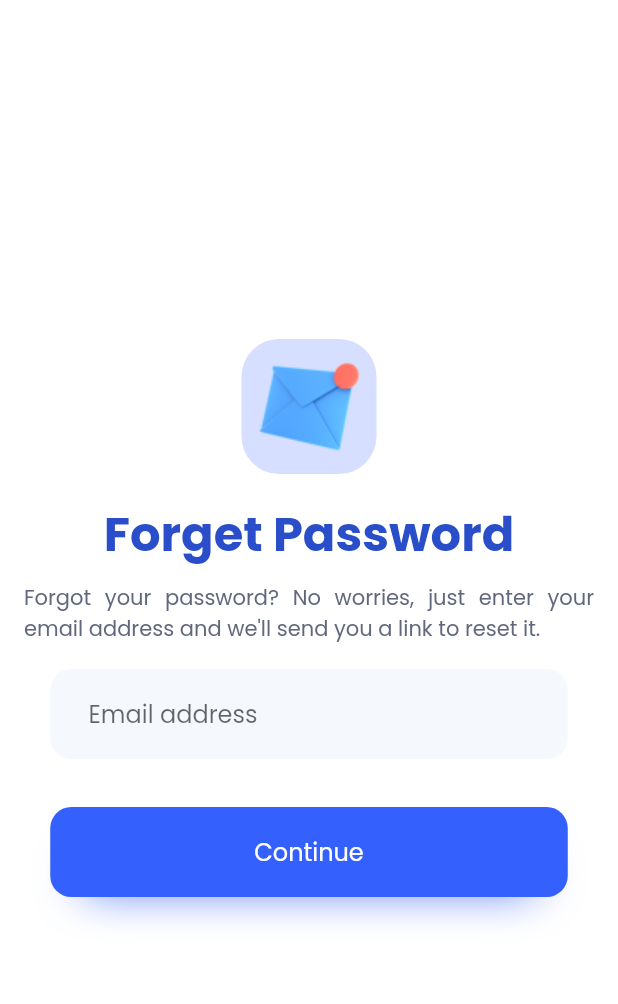
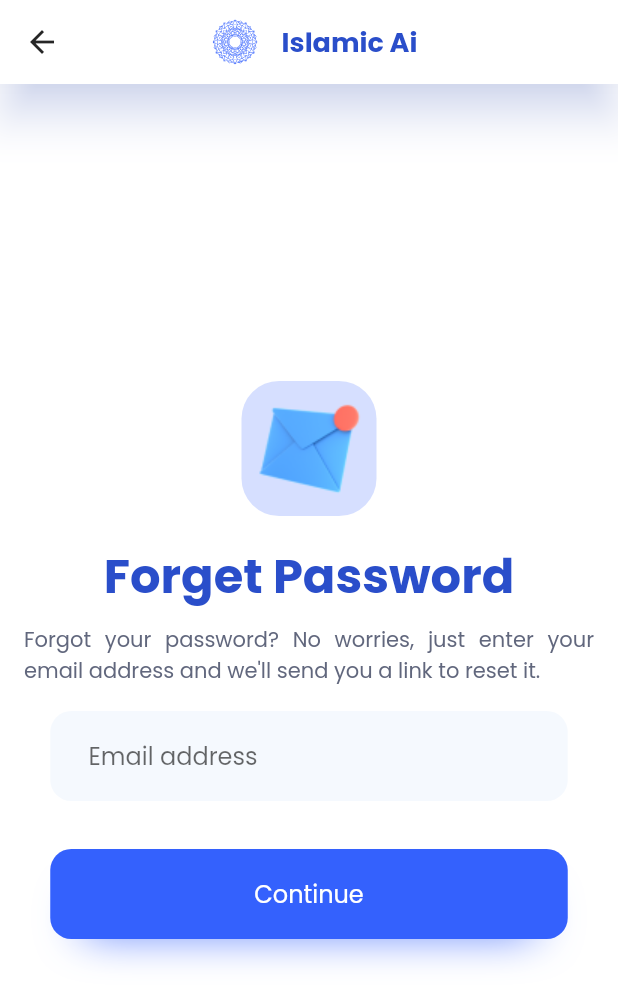
Before and after one commit to 4xMafole/islamic_ai, a Flutter app: the ForgetPasswordView screen opened by its route, on a phone screen of 412 x 824 dp. Shown: the top 1004 px of the screen. Run offline on Flutter 3.47's test engine with Material 2 defaults, Android fonts, the light colour scheme and no system bars; our stand-ins replace bloc, cloud_firestore, equatable, faker, firebase_auth, flutter_advanced_drawer and 4 more; missing offline and left inert: chat_gpt_sdk; accounts and stored records are empty; generated files the repository leaves out were written again.

Commit message:
feat: added routing

```diff
--- a/lib/app/routes.dart
+++ b/lib/app/routes.dart
@@ -47,7 +47,8 @@ class Routes {
         return MaterialPageRoute(builder: (context) => const AnswerView());
       case forgotPassword:
         return MaterialPageRoute(
-            builder: (context) => const ForgetPasswordView());
+          builder: (context) => const ForgetPasswordView(),
+        );
       case editProfile:
         return MaterialPageRoute(builder: (context) => const EditProfileView());
       case termsCondition:
--- a/lib/common/widgets/custom_app_bar.dart
+++ b/lib/common/widgets/custom_app_bar.dart
@@ -18,7 +18,7 @@ class CustomAppBar extends StatelessWidget implements PreferredSizeWidget {
       elevation: 12,
       shadowColor: IAIColor.tabBarActive.withOpacity(0.4),
       child: AppBar(
-        backgroundColor: Theme.of(context).canvasColor,
+        backgroundColor: IAIColor.whiteColor,
         elevation: 0,
         leading: IconButton(
           icon: Icon(
--- a/lib/common/widgets/custom_button.dart
+++ b/lib/common/widgets/custom_button.dart
@@ -5,12 +5,16 @@ class CustomButton extends StatelessWidget {
   const CustomButton({
     super.key,
     required this.text,
+    required this.onTap,
   });
   final String text;
+  final void Function() onTap;
 
   @override
   Widget build(BuildContext context) {
-    return Container(
+    return GestureDetector(
+      onTap: onTap,
+      child: Container(
         width: 345,
         height: 60,
         decoration: BoxDecoration(
@@ -35,6 +39,7 @@ class CustomButton extends StatelessWidget {
             ),
           ),
         ),
+      ),
     );
   }
 }
--- a/lib/features/forget_password/view/forget_password_view.dart
+++ b/lib/features/forget_password/view/forget_password_view.dart
@@ -1,4 +1,6 @@
 import 'package:flutter/material.dart';
+import 'package:islamic_ai/app/app.dart';
+import 'package:islamic_ai/common/widgets/app_logo.dart';
 import 'package:islamic_ai/common/widgets/widgets.dart';
 import 'package:islamic_ai/features/theme/theme.dart';
 
@@ -8,6 +10,11 @@ class ForgetPasswordView extends StatelessWidget {
   @override
   Widget build(BuildContext context) {
     return Scaffold(
+      appBar: CustomAppBar(
+        leadingIconData: Icons.arrow_back,
+        onPressed: () => Navigator.pop(context),
+        title: const AppLogo(logoSize: 30, nameSize: 18),
+      ),
       body: SafeArea(
         child: Center(
           child: SingleChildScrollView(
@@ -15,7 +22,9 @@ class ForgetPasswordView extends StatelessWidget {
               padding: const EdgeInsets.all(16),
               child: Column(
                 children: [
-                  Container(
+                  Hero(
+                    tag: 'icon_container',
+                    child: Container(
                       height: 90,
                       width: 90,
                       decoration: BoxDecoration(
@@ -24,6 +33,7 @@ class ForgetPasswordView extends StatelessWidget {
                       ),
                       child: Center(
                         child: Image.asset('assets/images/envelope.png'),
+                      ),
                     ),
                   ),
                   const SizedBox(height: 16),
@@ -51,7 +61,11 @@ class ForgetPasswordView extends StatelessWidget {
                     inputType: TextInputType.emailAddress,
                   ),
                   const SizedBox(height: 32),
-                  const CustomButton(text: 'Continue'),
+                  CustomButton(
+                    text: 'Continue',
+                    onTap: () => Navigator.of(context)
+                        .pushReplacementNamed(Routes.signIn),
+                  ),
                 ],
               ),
             ),
--- a/lib/features/home/widgets/custom_search_field.dart
+++ b/lib/features/home/widgets/custom_search_field.dart
@@ -1,4 +1,5 @@
 import 'package:flutter/material.dart';
+import 'package:islamic_ai/app/app.dart';
 import 'package:islamic_ai/features/theme/theme.dart';
 
 class CustomSearchField extends StatefulWidget {
@@ -56,6 +57,11 @@ class _CustomSearchFieldState extends State<CustomSearchField> {
           focusNode: _focusNode,
           keyboardType: widget.inputType,
           cursorColor: IAIColor.separator,
+          onSubmitted: (value) {
+            if (widget.hasBorder) {
+              Navigator.of(context).pushReplacementNamed(Routes.answer);
+            }
+          },
           decoration: InputDecoration(
             hintText: widget.hintText,
             hintStyle: const TextStyle(color: IAIColor.textGray),
--- a/lib/features/profile/view/edit_profile_view.dart
+++ b/lib/features/profile/view/edit_profile_view.dart
@@ -78,7 +78,10 @@ class _EditProfileViewState extends State<EditProfileView> {
                     },
                   ),
                   const SizedBox(height: 70),
-                  const CustomButton(text: 'Update Profile')
+                   CustomButton(
+                    text: 'Update Profile',
+                    onTap: () {},
+                  )
                 ],
               ),
             ),
```
Also changed, not shown: lib/features/onboard/view/onboard_view.dart (+14 -9 lines), lib/features/settings/view/feedback_view.dart (+9 -6 lines), lib/features/sign_in/view/sign_in_view.dart (+21 -6 lines), lib/features/sign_up/view/sign_up_view.dart (+14 -3 lines), lib/features/splash/view/splash_view.dart (+15 -1 lines), 1 other file. Lines whose indentation alone changed are shown as unchanged.
